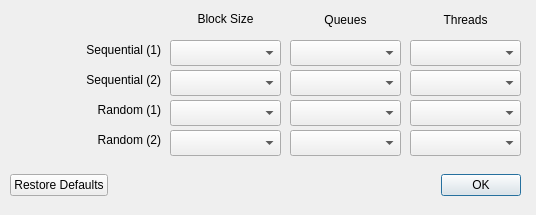
Above: src/settings.ui from JonMagon/KDiskMark before the change. Below: the same form after it.
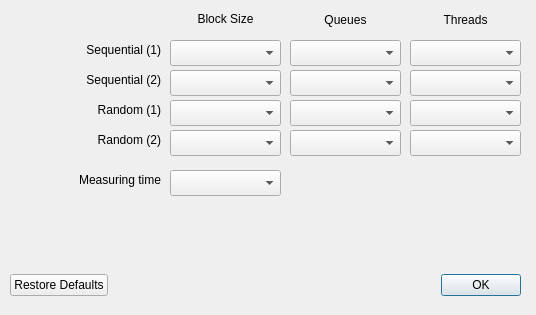
That is the form after the change.

Commit message: Move the time interval to the settings window

Diff of the .ui file:
```diff
--- a/src/settings.ui
+++ b/src/settings.ui
@@ -7,7 +7,7 @@
     <x>0</x>
     <y>0</y>
     <width>536</width>
-    <height>215</height>
+    <height>315</height>
    </rect>
   </property>
   <property name="windowTitle">
@@ -252,7 +252,7 @@
    <property name="geometry">
     <rect>
      <x>10</x>
-     <y>170</y>
+     <y>270</y>
      <width>511</width>
      <height>31</height>
     </rect>
@@ -267,6 +267,32 @@
     </item>
    </layout>
   </widget>
+  <widget class="QLabel" name="label_8">
+   <property name="geometry">
+    <rect>
+     <x>10</x>
+     <y>170</y>
+     <width>151</width>
+     <height>20</height>
+    </rect>
+   </property>
+   <property name="text">
+    <string>Measuring time</string>
+   </property>
+   <property name="alignment">
+    <set>Qt::AlignRight|Qt::AlignTrailing|Qt::AlignVCenter</set>
+   </property>
+  </widget>
+  <widget class="QComboBox" name="Measuring_Time">
+   <property name="geometry">
+    <rect>
+     <x>170</x>
+     <y>170</y>
+     <width>111</width>
+     <height>26</height>
+    </rect>
+   </property>
+  </widget>
  </widget>
  <resources/>
  <connections/>
```
The commit also changes 6 other files.
